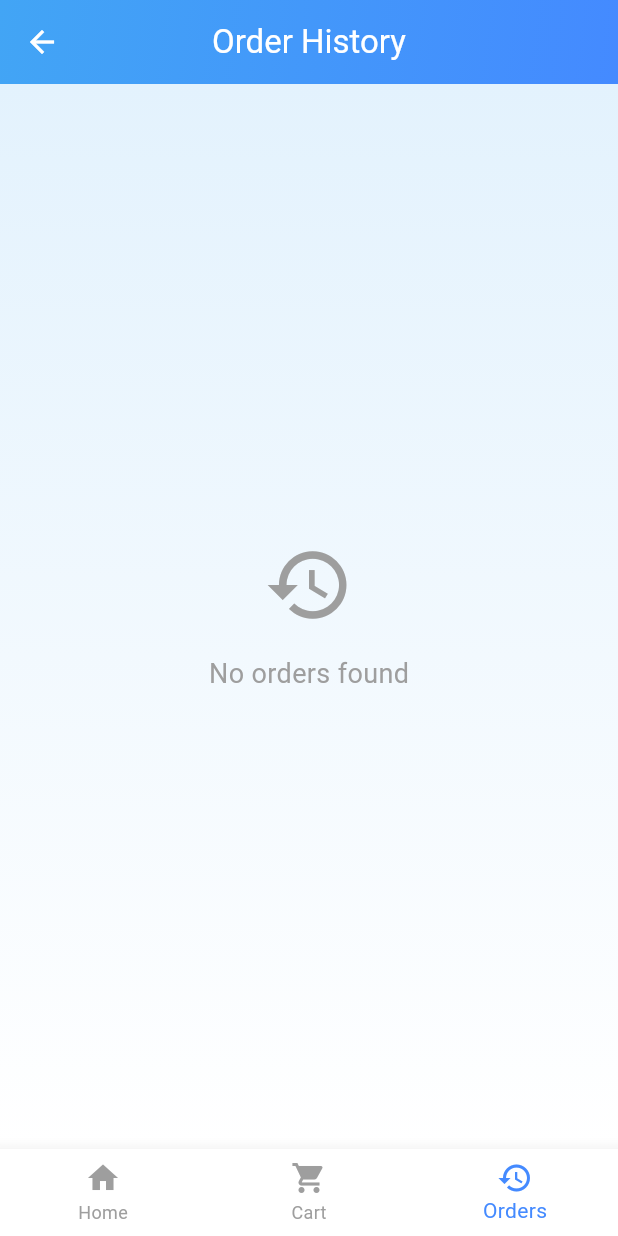
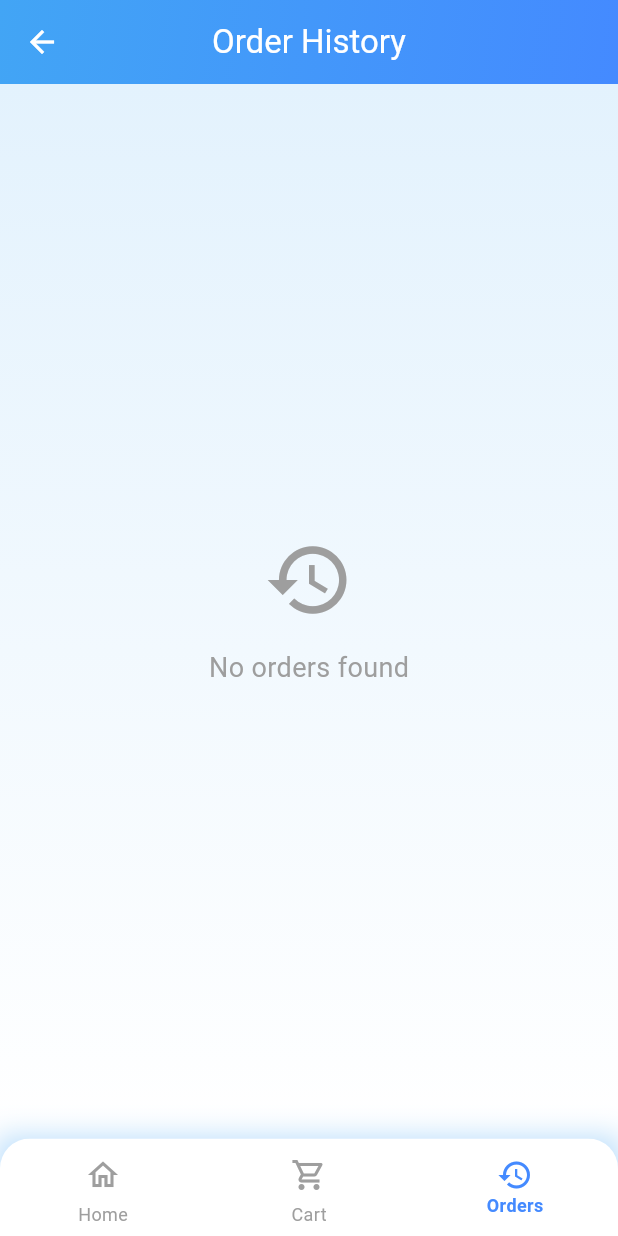
Before and after one commit to ATOROYO/food_delivery_app, a Flutter app: the CustomNavigationBar screen opened directly, item 3 of the bottom bar chosen, on a phone screen of 412 x 824 dp. Run offline on Flutter 3.47's test engine with Material 3 defaults, Android fonts, the phone set to English and light mode, and no system bars; our stand-ins replace cloud_firestore, firebase_auth, firebase_core; accounts and stored records are empty.

Commit message:
Updated the navigation_bar.dart

```diff
--- a/lib/widgets/navigation_bar.dart
+++ b/lib/widgets/navigation_bar.dart
@@ -14,9 +14,9 @@ class NavigationBarState extends State<CustomNavigationBar> {
   int _currentIndex = 0;
 
   final List<Widget> _screens = [
-    HomeScreen(),
-    CartScreen(),
-    OrderHistoryScreen(),
+    const HomeScreen(),
+    const CartScreen(),
+    const OrderHistoryScreen(),
   ];
 
   void _onTabTapped(int index) {
@@ -29,20 +29,62 @@ class NavigationBarState extends State<CustomNavigationBar> {
   Widget build(BuildContext context) {
     return Scaffold(
       body: _screens[_currentIndex],
-      bottomNavigationBar: BottomNavigationBar(
+      bottomNavigationBar: Container(
+        decoration: BoxDecoration(
+          boxShadow: [
+            BoxShadow(
+              color: Colors.blue.shade100,
+              blurRadius: 15,
+              spreadRadius: 2,
+            )
+          ],
+        ),
+        child: ClipRRect(
+          borderRadius: const BorderRadius.vertical(top: Radius.circular(20)),
+          child: BottomNavigationBar(
             currentIndex: _currentIndex,
             onTap: _onTabTapped,
-        items: const [
+            items: [
               BottomNavigationBarItem(
-            icon: Icon(Icons.home),
+                icon: Container(
+                  padding: const EdgeInsets.all(6),
+                  decoration: BoxDecoration(
+                    color: _currentIndex == 0
+                        ? Colors.blueAccent.withOpacity(0.2)
+                        : Colors.transparent,
+                    borderRadius: BorderRadius.circular(12),
+                  ),
+                  child: const Icon(Icons.home_outlined),
+                ),
+                activeIcon: const Icon(Icons.home),
                 label: 'Home',
               ),
               BottomNavigationBarItem(
-            icon: Icon(Icons.shopping_cart),
+                icon: Container(
+                  padding: const EdgeInsets.all(6),
+                  decoration: BoxDecoration(
+                    color: _currentIndex == 1
+                        ? Colors.blueAccent.withOpacity(0.2)
+                        : Colors.transparent,
+                    borderRadius: BorderRadius.circular(12),
+                  ),
+                  child: const Icon(Icons.shopping_cart_outlined),
+                ),
+                activeIcon: const Icon(Icons.shopping_cart),
                 label: 'Cart',
               ),
               BottomNavigationBarItem(
-            icon: Icon(Icons.history),
+                icon: Container(
+                  padding: const EdgeInsets.all(6),
+                  decoration: BoxDecoration(
+                    color: _currentIndex == 2
+                        ? Colors.blueAccent.withOpacity(0.2)
+                        : Colors.transparent,
+                    borderRadius: BorderRadius.circular(12),
+                  ),
+                  child: const Icon(Icons.history_outlined),
+                ),
+                activeIcon: const Icon(Icons.history),
                 label: 'Orders',
               ),
             ],
@@ -50,7 +92,15 @@ class NavigationBarState extends State<CustomNavigationBar> {
             unselectedItemColor: Colors.grey,
             backgroundColor: Colors.white,
             type: BottomNavigationBarType.fixed,
-        elevation: 10,
+            elevation: 0,
+            showSelectedLabels: true,
+            showUnselectedLabels: true,
+            selectedLabelStyle: const TextStyle(
+              fontWeight: FontWeight.w600,
+              fontSize: 12,
+            ),
+          ),
+        ),
       ),
     );
   }
```
Lines whose indentation alone changed are shown as unchanged.
